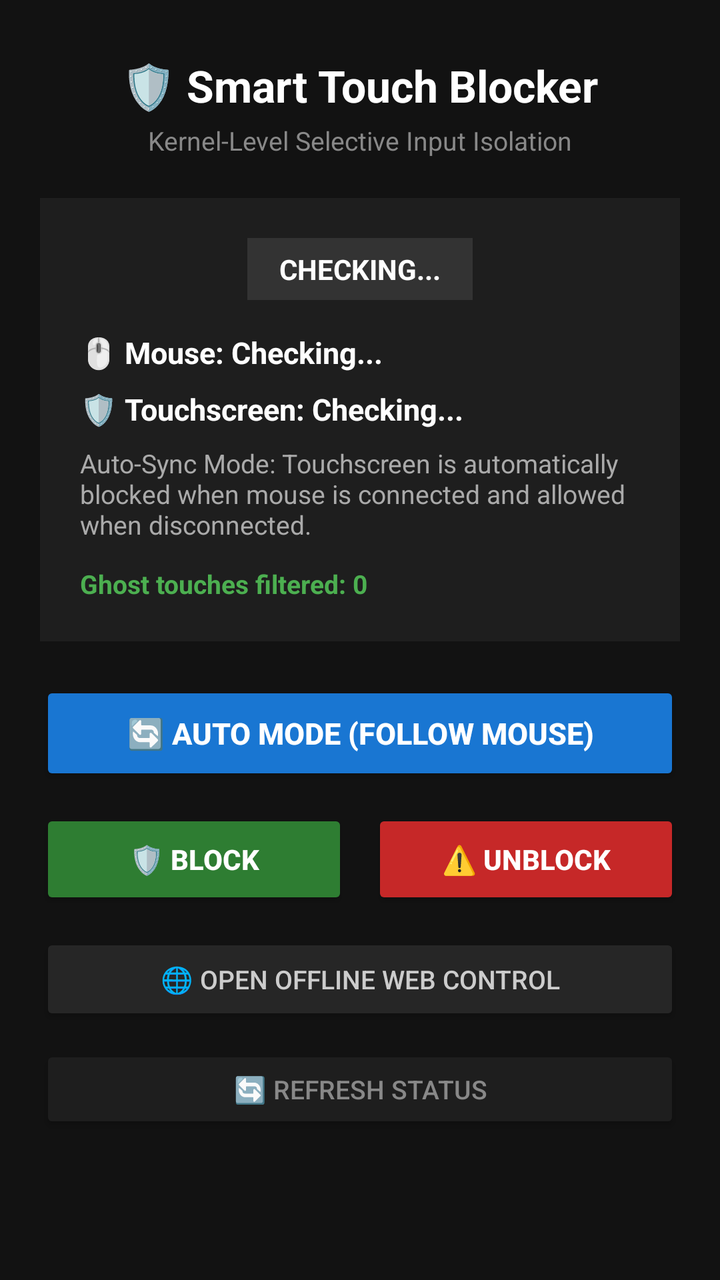
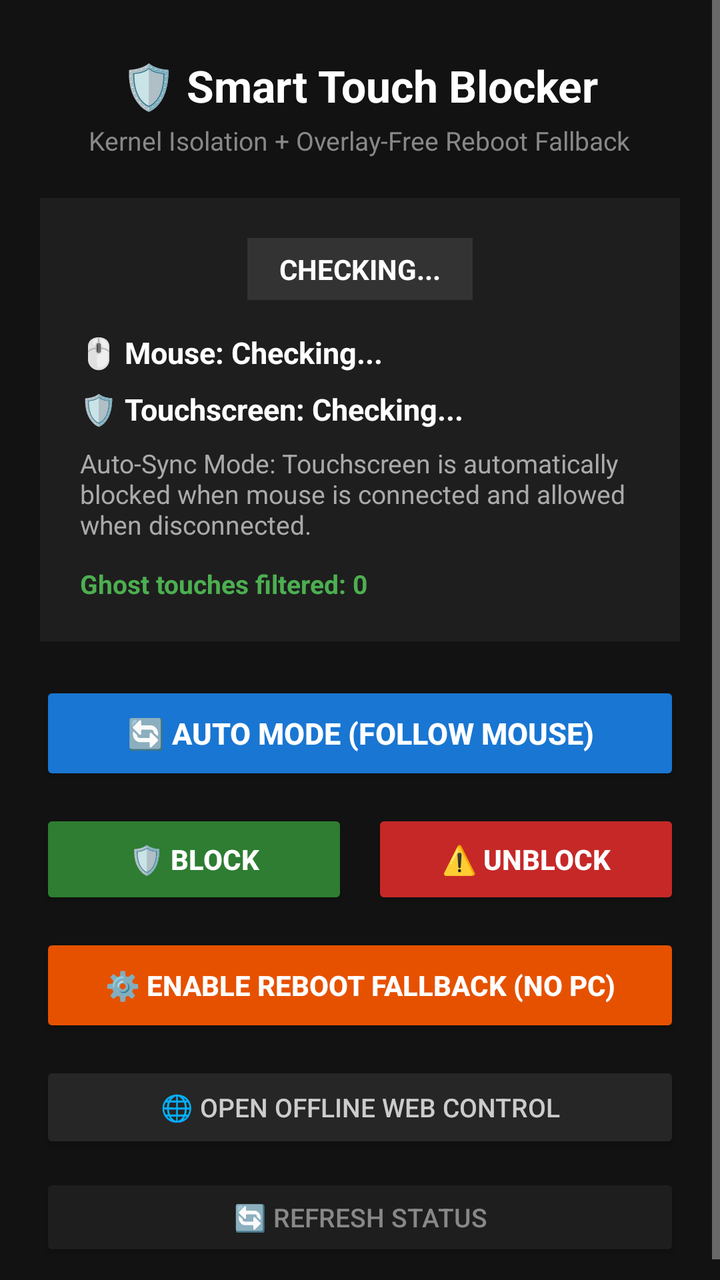

Two renders of the same Android screen: before a commit and after it. Below are the layout's source before the change and the commit's diff.
<!-- AndroidManifest.xml: application theme AppTheme -->
<!-- res/layout/activity_main.xml -->
<?xml version="1.0" encoding="utf-8"?>
<ScrollView xmlns:android="http://schemas.android.com/apk/res/android"
    android:layout_width="match_parent"
    android:layout_height="match_parent"
    android:background="#121212"
    android:fillViewport="true">

    <LinearLayout
        android:layout_width="match_parent"
        android:layout_height="wrap_content"
        android:orientation="vertical"
        android:gravity="center_horizontal"
        android:padding="20dp">

        <TextView
            android:layout_width="wrap_content"
            android:layout_height="wrap_content"
            android:text="🛡 Smart Touch Blocker"
            android:textColor="#FFFFFF"
            android:textSize="22sp"
            android:textStyle="bold"
            android:layout_marginTop="8dp"
            android:layout_marginBottom="4dp" />

        <TextView
            android:layout_width="wrap_content"
            android:layout_height="wrap_content"
            android:text="Kernel-Level Selective Input Isolation"
            android:textColor="#888888"
            android:textSize="13sp"
            android:layout_marginBottom="20dp" />

        
        <LinearLayout
            android:layout_width="match_parent"
            android:layout_height="wrap_content"
            android:orientation="vertical"
            android:background="#1E1E1E"
            android:padding="20dp"
            android:layout_marginBottom="20dp">

            <TextView
                android:id="@+id/tv_badge"
                android:layout_width="wrap_content"
                android:layout_height="wrap_content"
                android:layout_gravity="center_horizontal"
                android:text="CHECKING..."
                android:textColor="#FFFFFF"
                android:textStyle="bold"
                android:textSize="14sp"
                android:paddingHorizontal="16dp"
                android:paddingVertical="6dp"
                android:background="#333333"
                android:layout_marginBottom="16dp" />

            <TextView
                android:id="@+id/tv_mouse_status"
                android:layout_width="match_parent"
                android:layout_height="wrap_content"
                android:text="🖱 Mouse: Checking..."
                android:textColor="#FFFFFF"
                android:textSize="15sp"
                android:textStyle="bold"
                android:layout_marginBottom="8dp" />

            <TextView
                android:id="@+id/tv_touch_status"
                android:layout_width="match_parent"
                android:layout_height="wrap_content"
                android:text="🛡 Touchscreen: Checking..."
                android:textColor="#FFFFFF"
                android:textSize="15sp"
                android:textStyle="bold"
                android:layout_marginBottom="8dp" />

            <TextView
                android:id="@+id/tv_mode_desc"
                android:layout_width="match_parent"
                android:layout_height="wrap_content"
                android:text="Auto-Sync Mode: Touchscreen is automatically blocked when mouse is connected and allowed when disconnected."
                android:textColor="#AAAAAA"
                android:textSize="13sp"
                android:layout_marginBottom="12dp" />

            <TextView
                android:id="@+id/tv_ghost_count"
                android:layout_width="match_parent"
                android:layout_height="wrap_content"
                android:text="Ghost touches filtered: 0"
                android:textColor="#4CAF50"
                android:textSize="13sp"
                android:textStyle="bold" />
        </LinearLayout>

        
        <Button
            android:id="@+id/btn_auto"
            android:layout_width="match_parent"
            android:layout_height="52dp"
            android:text="🔄 AUTO MODE (Follow Mouse)"
            android:textSize="15sp"
            android:textStyle="bold"
            android:backgroundTint="#1976D2"
            android:textColor="#FFFFFF"
            android:layout_marginBottom="12dp" />

        <LinearLayout
            android:id="@+id/layout_manual_buttons"
            android:layout_width="match_parent"
            android:layout_height="wrap_content"
            android:orientation="horizontal"
            android:layout_marginBottom="12dp">

            <Button
                android:id="@+id/btn_force_block"
                android:layout_width="0dp"
                android:layout_height="50dp"
                android:layout_weight="1"
                android:text="🛡 BLOCK"
                android:textSize="14sp"
                android:textStyle="bold"
                android:backgroundTint="#2E7D32"
                android:textColor="#FFFFFF"
                android:layout_marginEnd="6dp" />

            <Button
                android:id="@+id/btn_force_unblock"
                android:layout_width="0dp"
                android:layout_height="50dp"
                android:layout_weight="1"
                android:text="⚠️ UNBLOCK"
                android:textSize="14sp"
                android:textStyle="bold"
                android:backgroundTint="#C62828"
                android:textColor="#FFFFFF"
                android:layout_marginStart="6dp" />
        </LinearLayout>

        
        <LinearLayout
            android:id="@+id/layout_start_daemon"
            android:layout_width="match_parent"
            android:layout_height="wrap_content"
            android:orientation="vertical"
            android:visibility="gone"
            android:layout_marginBottom="12dp">

            <Button
                android:id="@+id/btn_start_adb"
                android:layout_width="match_parent"
                android:layout_height="52dp"
                android:text="⚡ START BLOCKER (Local Shell)"
                android:textSize="15sp"
                android:textStyle="bold"
                android:backgroundTint="#00C853"
                android:textColor="#FFFFFF"
                android:layout_marginBottom="8dp" />

            <Button
                android:id="@+id/btn_start_termux"
                android:layout_width="match_parent"
                android:layout_height="48dp"
                android:text="💻 START VIA TERMUX"
                android:textSize="14sp"
                android:backgroundTint="#333333"
                android:textColor="#FFFFFF" />
        </LinearLayout>

        <Button
            android:id="@+id/btn_web_ui"
            android:layout_width="match_parent"
            android:layout_height="46dp"
            android:text="🌐 Open Offline Web Control"
            android:textSize="13sp"
            android:backgroundTint="#262626"
            android:textColor="#CCCCCC"
            android:layout_marginBottom="10dp" />

        <Button
            android:id="@+id/btn_refresh"
            android:layout_width="match_parent"
            android:layout_height="44dp"
            android:text="🔄 Refresh Status"
            android:textSize="13sp"
            android:backgroundTint="#1E1E1E"
            android:textColor="#888888" />

    </LinearLayout>
</ScrollView>
<!-- resources referenced by this layout -->
<resources>
  <style name="AppTheme" parent="android:Theme.Material.NoActionBar">
          <item name="android:colorPrimary">#2979FF</item>
          <item name="android:colorPrimaryDark">#1565C0</item>
          <item name="android:colorAccent">#2979FF</item>
          <item name="android:windowBackground">#121212</item>
          <item name="android:textColorPrimary">#FFFFFF</item>
      </style>
</resources>

<!-- the commit's change to res/layout/activity_main.xml (unified diff, before → after) -->
@@ -25,7 +25,7 @@
         <TextView
             android:layout_width="wrap_content"
             android:layout_height="wrap_content"
-            android:text="Kernel-Level Selective Input Isolation"
+            android:text="Kernel Isolation + Overlay-Free Reboot Fallback"
             android:textColor="#888888"
             android:textSize="13sp"
             android:layout_marginBottom="20dp" />
@@ -137,6 +137,18 @@
         </LinearLayout>
 
         
+        <Button
+            android:id="@+id/btn_enable_fallback"
+            android:layout_width="match_parent"
+            android:layout_height="52dp"
+            android:text="⚙️ ENABLE REBOOT FALLBACK (No PC)"
+            android:textSize="14sp"
+            android:textStyle="bold"
+            android:backgroundTint="#E65100"
+            android:textColor="#FFFFFF"
+            android:layout_marginBottom="12dp" />
+
+        
         <LinearLayout
             android:id="@+id/layout_start_daemon"
             android:layout_width="match_parent"
@@ -148,22 +160,13 @@
             <Button
                 android:id="@+id/btn_start_adb"
                 android:layout_width="match_parent"
-                android:layout_height="52dp"
-                android:text="⚡ START BLOCKER (Local Shell)"
-                android:textSize="15sp"
+                android:layout_height="48dp"
+                android:text="⚡ START KERNEL DAEMON (Local Shell)"
+                android:textSize="14sp"
                 android:textStyle="bold"
                 android:backgroundTint="#00C853"
                 android:textColor="#FFFFFF"
                 android:layout_marginBottom="8dp" />
-
-            <Button
-                android:id="@+id/btn_start_termux"
-                android:layout_width="match_parent"
-                android:layout_height="48dp"
-                android:text="💻 START VIA TERMUX"
-                android:textSize="14sp"
-                android:backgroundTint="#333333"
-                android:textColor="#FFFFFF" />
         </LinearLayout>
 
         <Button
